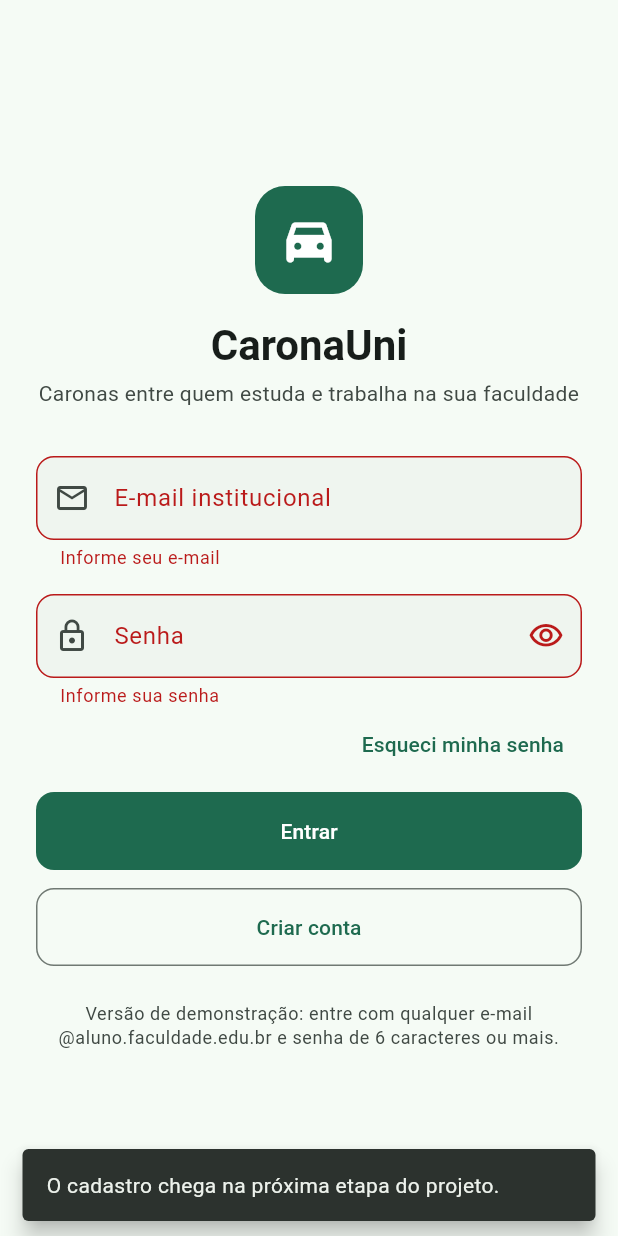
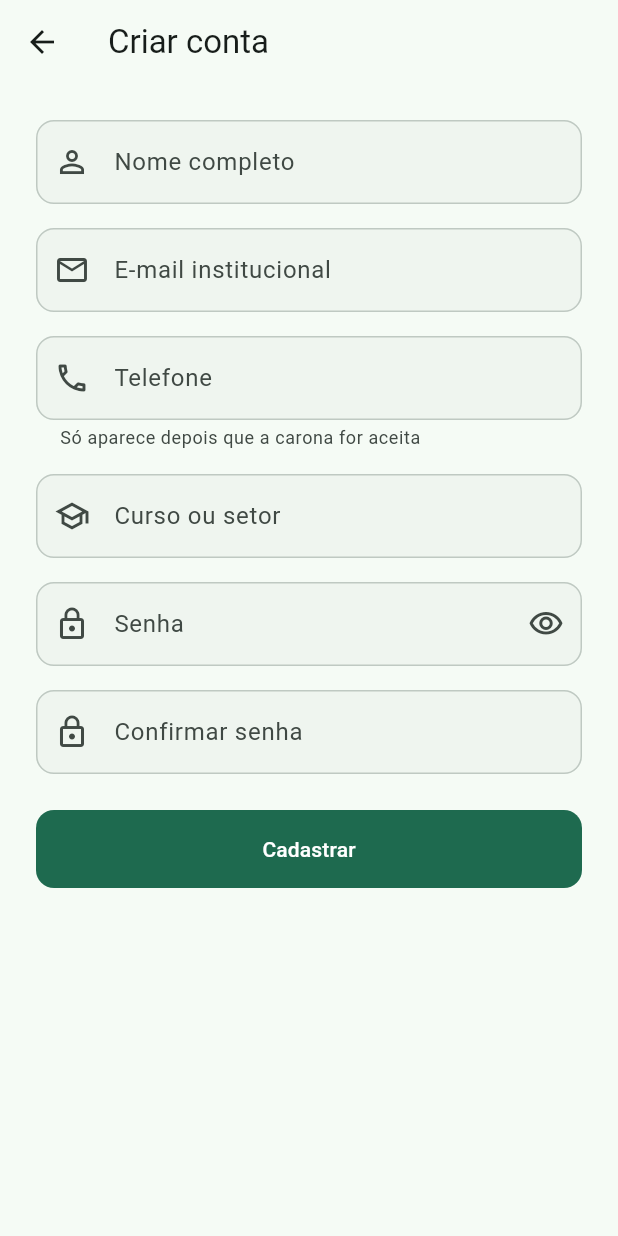
Before and after one commit to Thiagodmdev/caronauni, a Flutter app: the screen it shows after launch, after a tap on "Entrar", after a tap on "Criar conta", on a phone screen of 412 x 824 dp. Run offline on Flutter 3.47's test engine with Material 3 defaults, Android fonts, the phone set to English and light mode, and no system bars; accounts and stored records are empty.

Commit message:
Adiciona cadastro, confirmação de e-mail e login com senha
Usa contas de exemplo em memória, com a confirmação de e-mail simulada.

```diff
--- a/caronauni_app/lib/app.dart
+++ b/caronauni_app/lib/app.dart
@@ -27,6 +27,7 @@ class CaronaUniApp extends StatelessWidget {
   Widget build(BuildContext context) {
     return MultiProvider(
       providers: [
+        Provider<AuthRepository>.value(value: authRepository),
         Provider<RideRepository>.value(value: rideRepository),
         ChangeNotifierProvider(create: (_) => SessionController(authRepository)),
       ],
--- /dev/null
+++ b/caronauni_app/lib/core/phone_input_formatter.dart
@@ -0,0 +1,29 @@
+import 'package:flutter/services.dart';
+
+/// Formata o telefone como (00) 00000-0000 durante a digitação.
+class PhoneInputFormatter extends TextInputFormatter {
+  static const int _maxDigits = 11;
+
+  @override
+  TextEditingValue formatEditUpdate(
+    TextEditingValue oldValue,
+    TextEditingValue newValue,
+  ) {
+    var digits = newValue.text.replaceAll(RegExp(r'\D'), '');
+    if (digits.length > _maxDigits) digits = digits.substring(0, _maxDigits);
+    final text = format(digits);
+    return TextEditingValue(
+      text: text,
+      selection: TextSelection.collapsed(offset: text.length),
+    );
+  }
+
+  static String format(String digits) {
+    if (digits.length <= 2) return digits;
+    final area = digits.substring(0, 2);
+    final number = digits.substring(2);
+    final prefix = digits.length > 10 ? 5 : 4;
+    if (number.length <= prefix) return '($area) $number';
+    return '($area) ${number.substring(0, prefix)}-${number.substring(prefix)}';
+  }
+}
--- a/caronauni_app/lib/core/validators.dart
+++ b/caronauni_app/lib/core/validators.dart
@@ -28,3 +28,28 @@ String? validatePassword(String? value) {
   }
   return null;
 }
+
+String? validateName(String? value) {
+  final name = (value ?? '').trim();
+  if (name.isEmpty) return 'Informe seu nome';
+  if (!name.contains(RegExp(r'\s'))) return 'Informe nome e sobrenome';
+  return null;
+}
+
+/// Aceita telefone fixo (10 dígitos) ou celular (11), com DDD.
+String? validatePhone(String? value) {
+  final digits = (value ?? '').replaceAll(RegExp(r'\D'), '');
+  if (digits.isEmpty) return 'Informe seu telefone';
+  final valid =
+      RegExp(r'^[1-9]{2}9\d{8}$').hasMatch(digits) ||
+      RegExp(r'^[1-9]{2}[2-5]\d{7}$').hasMatch(digits);
+  return valid ? null : 'Telefone inválido. Use DDD + número';
+}
+
+String? validateCourse(String? value) =>
+    (value ?? '').trim().isEmpty ? 'Informe seu curso ou setor' : null;
+
+String? validatePasswordConfirmation(String? value, String password) {
+  if ((value ?? '').isEmpty) return 'Confirme sua senha';
+  return value == password ? null : 'As senhas não são iguais';
+}
--- a/caronauni_app/lib/features/auth/login_screen.dart
+++ b/caronauni_app/lib/features/auth/login_screen.dart
@@ -2,7 +2,10 @@ import 'package:flutter/material.dart';
 import 'package:provider/provider.dart';
 
 import '../../core/validators.dart';
+import '../../data/auth_repository.dart';
+import 'confirm_email_screen.dart';
 import 'session_controller.dart';
+import 'sign_up_screen.dart';
 
 class LoginScreen extends StatefulWidget {
   const LoginScreen({super.key});
@@ -24,12 +27,18 @@ class _LoginScreenState extends State<LoginScreen> {
     super.dispose();
   }
 
-  void _submit() {
+  Future<void> _submit() async {
     if (!_formKey.currentState!.validate()) return;
     FocusScope.of(context).unfocus();
-    context.read<SessionController>().signIn(
-      email: _emailController.text,
+    final navigator = Navigator.of(context);
+    final email = _emailController.text.trim().toLowerCase();
+    final outcome = await context.read<SessionController>().signIn(
+      email: email,
       password: _passwordController.text,
+    );
+    if (outcome != SignInOutcome.emailNotConfirmed || !mounted) return;
+    navigator.push(
+      MaterialPageRoute<void>(builder: (_) => ConfirmEmailScreen(email: email)),
     );
   }
 
@@ -110,7 +119,9 @@ class _LoginScreenState extends State<LoginScreen> {
                       textInputAction: TextInputAction.done,
                       autofillHints: const [AutofillHints.password],
                       validator: validatePassword,
-                      onFieldSubmitted: (_) => _submit(),
+                      onFieldSubmitted: (_) {
+                        if (!session.loading) _submit();
+                      },
                       decoration: InputDecoration(
                         labelText: 'Senha',
                         prefixIcon: const Icon(Icons.lock_outline),
@@ -156,14 +167,20 @@ class _LoginScreenState extends State<LoginScreen> {
                     ),
                     const SizedBox(height: 12),
                     OutlinedButton(
-                      onPressed: () => _showNextStage('O cadastro'),
+                      onPressed: session.loading
+                          ? null
+                          : () => Navigator.of(context).push(
+                              MaterialPageRoute<void>(
+                                builder: (_) => const SignUpScreen(),
+                              ),
+                            ),
                       child: const Text('Criar conta'),
                     ),
                     const SizedBox(height: 24),
                     Text(
-                      'Versão de demonstração: entre com qualquer e-mail '
-                      '@aluno.faculdade.edu.br e senha de $minPasswordLength '
-                      'caracteres ou mais.',
+                      'Versão de demonstração: crie uma conta ou entre com '
+                      '${MockAuthRepository.demoEmail} e senha '
+                      '${MockAuthRepository.demoPassword}.',
                       textAlign: TextAlign.center,
                       style: theme.textTheme.bodySmall?.copyWith(
                         color: scheme.onSurfaceVariant,
--- /dev/null
+++ b/caronauni_app/lib/features/auth/sign_up_screen.dart
@@ -0,0 +1,192 @@
+import 'package:flutter/material.dart';
+import 'package:provider/provider.dart';
+
+import '../../core/phone_input_formatter.dart';
+import '../../core/validators.dart';
+import '../../data/auth_repository.dart';
+import '../../models/models.dart';
+import 'confirm_email_screen.dart';
+import 'sign_up_view_model.dart';
+
+class SignUpScreen extends StatelessWidget {
+  const SignUpScreen({super.key});
+
+  @override
+  Widget build(BuildContext context) {
+    return ChangeNotifierProvider(
+      create: (context) => SignUpViewModel(context.read<AuthRepository>()),
+      child: const _SignUpForm(),
+    );
+  }
+}
+
+class _SignUpForm extends StatefulWidget {
+  const _SignUpForm();
+
+  @override
+  State<_SignUpForm> createState() => _SignUpFormState();
+}
+
+class _SignUpFormState extends State<_SignUpForm> {
+  final _formKey = GlobalKey<FormState>();
+  final _name = TextEditingController();
+  final _email = TextEditingController();
+  final _phone = TextEditingController();
+  final _course = TextEditingController();
+  final _password = TextEditingController();
+  final _confirmation = TextEditingController();
+  bool _obscure = true;
+
+  @override
+  void dispose() {
+    for (final c in [_name, _email, _phone, _course, _password, _confirmation]) {
+      c.dispose();
+    }
+    super.dispose();
+  }
+
+  Future<void> _submit() async {
+    if (!_formKey.currentState!.validate()) return;
+    FocusScope.of(context).unfocus();
+    final navigator = Navigator.of(context);
+    final email = _email.text.trim().toLowerCase();
+    final created = await context.read<SignUpViewModel>().submit(
+      SignUpData(
+        name: _name.text,
+        email: email,
+        phone: _phone.text,
+        course: _course.text,
+        password: _password.text,
+      ),
+    );
+    if (!created || !mounted) return;
+    navigator.pushReplacement(
+      MaterialPageRoute<void>(builder: (_) => ConfirmEmailScreen(email: email)),
+    );
+  }
+
+  @override
+  Widget build(BuildContext context) {
+    final viewModel = context.watch<SignUpViewModel>();
+    final scheme = Theme.of(context).colorScheme;
+    const gap = SizedBox(height: 16);
+
+    return Scaffold(
+      appBar: AppBar(title: const Text('Criar conta')),
+      body: SafeArea(
+        child: SingleChildScrollView(
+          padding: const EdgeInsets.all(24),
+          child: Form(
+            key: _formKey,
+            child: Column(
+              crossAxisAlignment: CrossAxisAlignment.stretch,
+              children: [
+                TextFormField(
+                  controller: _name,
+                  textCapitalization: TextCapitalization.words,
+                  textInputAction: TextInputAction.next,
+                  autofillHints: const [AutofillHints.name],
+                  validator: validateName,
+                  decoration: const InputDecoration(
+                    labelText: 'Nome completo',
+                    prefixIcon: Icon(Icons.person_outline),
+                  ),
+                ),
+                gap,
+                TextFormField(
+                  controller: _email,
+                  keyboardType: TextInputType.emailAddress,
+                  textInputAction: TextInputAction.next,
+                  autocorrect: false,
+                  autofillHints: const [AutofillHints.email],
+                  validator: validateInstitutionalEmail,
+                  decoration: const InputDecoration(
+                    labelText: 'E-mail institucional',
+                    hintText: 'nome@aluno.faculdade.edu.br',
+                    prefixIcon: Icon(Icons.mail_outline),
+                  ),
+                ),
+                gap,
+                TextFormField(
+                  controller: _phone,
+                  keyboardType: TextInputType.phone,
+                  textInputAction: TextInputAction.next,
+                  inputFormatters: [PhoneInputFormatter()],
+                  autofillHints: const [AutofillHints.telephoneNumberNational],
+                  validator: validatePhone,
+                  decoration: const InputDecoration(
+                    labelText: 'Telefone',
+                    hintText: '(00) 00000-0000',
+                    helperText: 'Só aparece depois que a carona for aceita',
+                    prefixIcon: Icon(Icons.phone_outlined),
+                  ),
+                ),
+                gap,
+                TextFormField(
+                  controller: _course,
+                  textCapitalization: TextCapitalization.words,
+                  textInputAction: TextInputAction.next,
+                  validator: validateCourse,
+                  decoration: const InputDecoration(
+                    labelText: 'Curso ou setor',
+                    prefixIcon: Icon(Icons.school_outlined),
+                  ),
+                ),
+                gap,
+                TextFormField(
+                  controller: _password,
+                  obscureText: _obscure,
+                  textInputAction: TextInputAction.next,
+                  autofillHints: const [AutofillHints.newPassword],
+                  validator: validatePassword,
+                  decoration: InputDecoration(
+                    labelText: 'Senha',
+                    prefixIcon: const Icon(Icons.lock_outline),
+                    suffixIcon: IconButton(
+                      tooltip: _obscure ? 'Mostrar senha' : 'Ocultar senha',
+                      onPressed: () => setState(() => _obscure = !_obscure),
+                      icon: Icon(
+                        _obscure
+                            ? Icons.visibility_outlined
+                            : Icons.visibility_off_outlined,
+                      ),
+                    ),
+                  ),
+                ),
+                gap,
+                TextFormField(
+                  controller: _confirmation,
+                  obscureText: _obscure,
+                  textInputAction: TextInputAction.done,
+                  validator: (value) =>
+                      validatePasswordConfirmation(value, _password.text),
+                  onFieldSubmitted: (_) {
+                    if (!viewModel.loading) _submit();
+                  },
+                  decoration: const InputDecoration(
+                    labelText: 'Confirmar senha',
+                    prefixIcon: Icon(Icons.lock_outline),
+                  ),
+                ),
+                const SizedBox(height: 24),
+                if (viewModel.error != null) ...[
+                  Text(viewModel.error!, style: TextStyle(color: scheme.error)),
+                  const SizedBox(height: 8),
+                ],
+                FilledButton(
+                  onPressed: viewModel.loading ? null : _submit,
+                  child: viewModel.loading
+                      ? const SizedBox.square(
+                          dimension: 22,
+                          child: CircularProgressIndicator(strokeWidth: 2.5),
+                        )
+                      : const Text('Cadastrar'),
+                ),
+              ],
+            ),
+          ),
+        ),
+      ),
+    );
+  }
+}
--- /dev/null
+++ b/caronauni_app/lib/features/auth/sign_up_view_model.dart
@@ -0,0 +1,42 @@
+import 'package:flutter/foundation.dart';
+
+import '../../data/auth_repository.dart';
+import '../../models/models.dart';
+
+class SignUpViewModel extends ChangeNotifier {
+  SignUpViewModel(this._repository);
+
+  final AuthRepository _repository;
+
+  bool _loading = false;
+  bool get loading => _loading;
+
+  String? _error;
+  String? get error => _error;
+
+  bool _disposed = false;
+
+  /// Retorna true quando a conta foi criada.
+  Future<bool> submit(SignUpData data) async {
+    _loading = true;
+    _error = null;
+    notifyListeners();
+    var created = false;
+    try {
+      await _repository.signUp(data);
+      created = true;
+    } on AuthException catch (e) {
+      _error = e.message;
+    }
+    if (_disposed) return false;
+    _loading = false;
+    notifyListeners();
+    return created;
+  }
+
+  @override
+  void dispose() {
+    _disposed = true;
+    super.dispose();
+  }
+}
--- a/caronauni_app/lib/features/search/search_screen.dart
+++ b/caronauni_app/lib/features/search/search_screen.dart
@@ -35,7 +35,7 @@ class _SearchView extends StatelessWidget {
           crossAxisAlignment: CrossAxisAlignment.start,
           children: [
             Text(
-              'Olá, ${user?.name ?? ''}',
+              'Olá, ${user?.firstName ?? ''}',
               style: Theme.of(context).textTheme.bodyMedium?.copyWith(
                 color: Theme.of(context).colorScheme.onSurfaceVariant,
               ),
--- a/caronauni_app/lib/models/models.dart
+++ b/caronauni_app/lib/models/models.dart
@@ -1,9 +1,35 @@
 class AppUser {
-  const AppUser({required this.id, required this.name, required this.email});
+  const AppUser({
+    required this.id,
+    required this.name,
+    required this.email,
+    this.phone = '',
+    this.course = '',
+  });
 
   final String id;
   final String name;
   final String email;
+  final String phone;
+  final String course;
+
+  String get firstName => name.split(RegExp(r'\s+')).first;
+}
+
+class SignUpData {
+  const SignUpData({
+    required this.name,
+    required this.email,
+    required this.phone,
+    required this.course,
+    required this.password,
+  });
+
+  final String name;
+  final String email;
+  final String phone;
+  final String course;
+  final String password;
 }
 
 class Review {
```
Also changed, not shown: caronauni_app/lib/data/auth_repository.dart (+97 -12 lines), caronauni_app/lib/features/auth/confirm_email_screen.dart (added, +114 -0 lines), caronauni_app/lib/features/auth/confirm_email_view_model.dart (added, +59 -0 lines), caronauni_app/lib/features/auth/session_controller.dart (+11 -1 lines), 3 other files.
